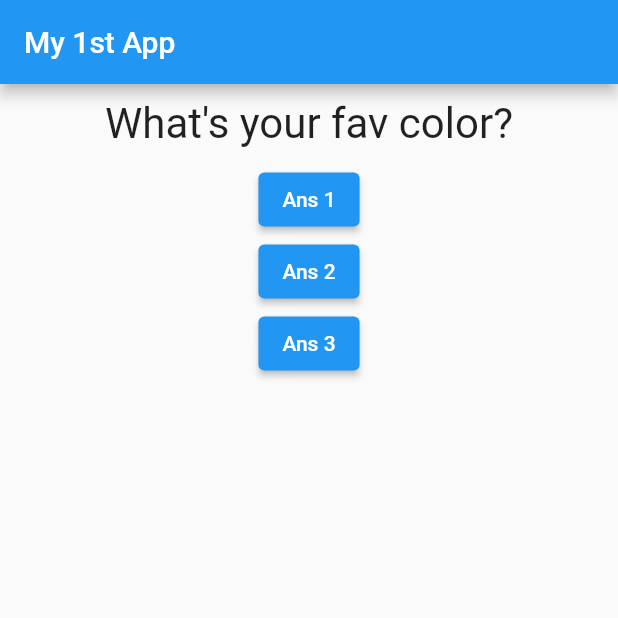
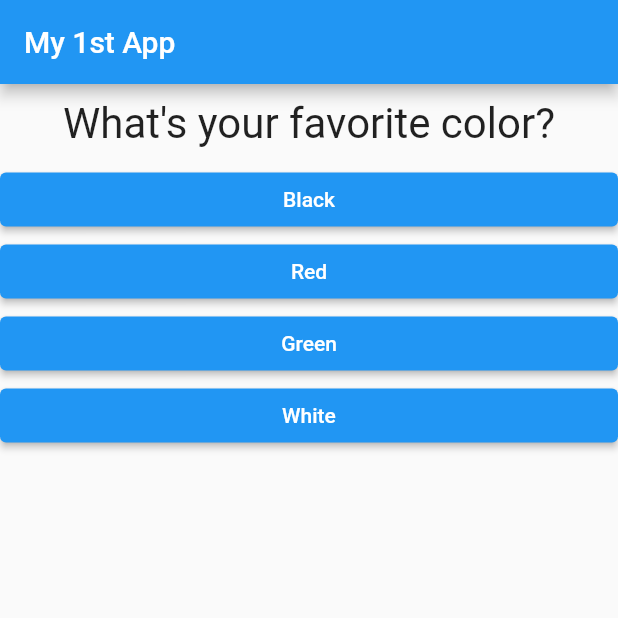
Before and after one commit to sailor95/flutter-quiz-app, a Flutter app: the screen it shows after launch, on a phone screen of 412 x 824 dp, the top half of it. Run offline on Flutter 3.47's test engine with Material 2 defaults, Android fonts, the phone set to English and light mode, and no system bars.

```diff
--- /dev/null
+++ b/lib/answer.dart
@@ -0,0 +1,23 @@
+import 'package:flutter/material.dart';
+
+class Answer extends StatelessWidget {
+  final VoidCallback selectHandler;
+  final String ansText;
+
+  Answer(this.selectHandler, this.ansText);
+
+  @override
+  Widget build(BuildContext context) {
+    return Container(
+      width: double.infinity,
+      child: ElevatedButton(
+        style: ElevatedButton.styleFrom(
+          backgroundColor: Colors.blue,
+          foregroundColor: Colors.white,
+        ),
+        child: Text(ansText),
+        onPressed: selectHandler,
+      ),
+    );
+  }
+}
--- a/lib/main.dart
+++ b/lib/main.dart
@@ -1,6 +1,7 @@
 import 'package:flutter/material.dart';
 
 import './question.dart';
+import './answer.dart';
 
 void main() => runApp(MyApp());
 
@@ -13,19 +14,29 @@ class MyApp extends StatefulWidget {
 
 // _ means private class
 class _MyAppState extends State<MyApp> {
-  var _qIdx = 0;
+  var _questionIdx = 0;
 
-  void _ansQuestion() {
+  void _answerQuestion() {
     setState(() {
-      _qIdx++;
+      _questionIdx++;
     });
   }
 
   @override
-  Widget build(BuildContext ctx) {
-    var qs = [
-      'What\'s your fav color?',
-      'What\'s your fav animal?',
+  Widget build(BuildContext context) {
+    const questions = [
+      {
+        'text': 'What\'s your favorite color?',
+        'ans': ['Black', 'Red', 'Green', 'White'],
+      },
+      {
+        'text': 'What\'s your favorite animal?',
+        'ans': ['Dog', 'Pig', 'Cat', 'Cow'],
+      },
+      {
+        'text': 'What\'s your favorite person?',
+        'ans': ['Dave', 'David', 'Dh', 'Me'],
+      }
     ];
 
     return MaterialApp(
@@ -35,19 +46,12 @@ class _MyAppState extends State<MyApp> {
         ),
         body: Column(
           children: [
-            Question(qs[_qIdx]),
-            ElevatedButton(
-              child: Text('Ans 1'),
-              onPressed: _ansQuestion,
+            Question(
+              questions[_questionIdx]['text'],
             ),
-            ElevatedButton(
-              child: Text('Ans 2'),
-              onPressed: _ansQuestion,
-            ),
-            ElevatedButton(
-              child: Text('Ans 3'),
-              onPressed: _ansQuestion,
-            ),
+            ...(questions[_questionIdx]['ans'] as List<String>).map((a) {
+              return Answer(_answerQuestion, a);
+            }).toList(),
           ],
         ),
       ),
--- a/lib/question.dart
+++ b/lib/question.dart
@@ -6,7 +6,7 @@ class Question extends StatelessWidget {
   Question(this.qText); // Constructor
 
   @override
-  Widget build(BuildContext ctx) {
+  Widget build(BuildContext context) {
     return Container(
       width: double.infinity,
       margin: EdgeInsets.all(10),
```
